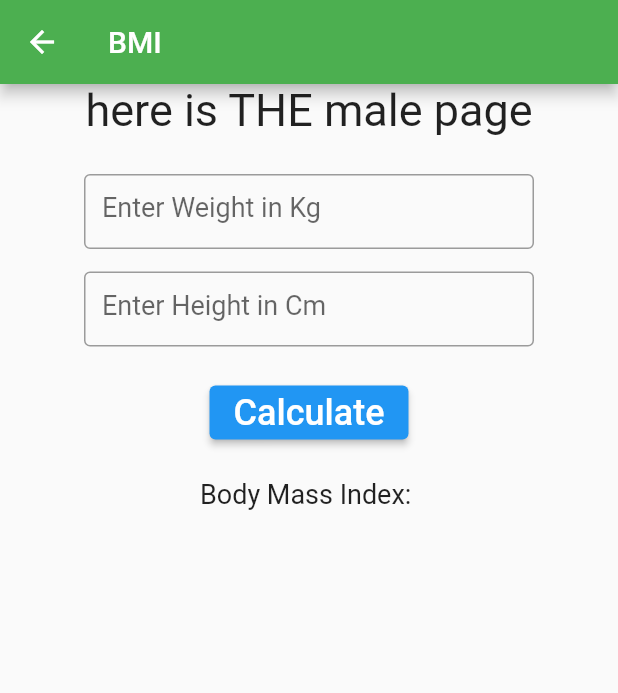
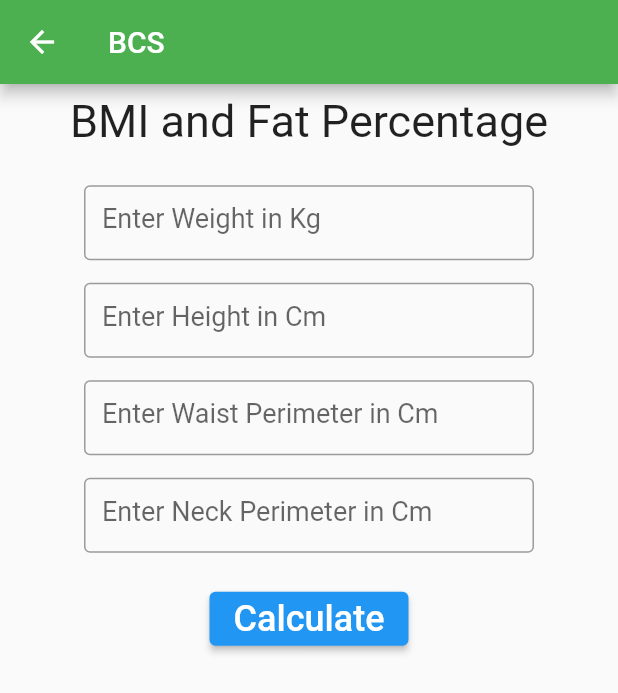
Before and after one commit to AliKomayha/HealthMate_Calc, a Flutter app: the bmiPage screen opened directly, on a phone screen of 412 x 824 dp. Shown: the top 693 px of the screen. Run offline on Flutter 3.47's test engine with Material 2 defaults, Android fonts, the phone set to English and light mode, and no system bars.

Commit message:
style editing

```diff
--- a/lib/bmi.dart
+++ b/lib/bmi.dart
@@ -1,9 +1,12 @@
+import 'dart:math';
 class Bmi{
 
   double weight;
   double height;
+  double waist;
+  double neck;
 
-  Bmi(this.weight, this.height);
+  Bmi(this.weight, this.height, this.waist, this.neck);
 
   @override
   String toString() {
@@ -17,6 +20,9 @@ class Bmi{
     return (weight/(height*height)).toStringAsFixed(2);
   }
 
+  String getTotalBFP(){
+    return ( (86.010 * log(waist - neck)) - (70.041 * log(height) )+ 36.76).toStringAsFixed(2);
+  }
 
 
 }
--- a/lib/bmiPage.dart
+++ b/lib/bmiPage.dart
@@ -12,36 +12,51 @@ class _bmiPageState extends State<bmiPage> {
 
   double _weight=-1;
   double _height=-1;
+  double _waist=-1;
+  double _neck=-1;
+
   String _text="";
-  Bmi _bmi = Bmi(0, 0);
+  String _state="";
+  String _fat="";
+
+  Bmi _bmi = Bmi(0, 0,0,0);
   @override
   Widget build(BuildContext context) {
 
     return Scaffold(
       appBar: AppBar(
-        title: const Text("BMI"),
+        title: const Text("BCS"),
         backgroundColor: Colors.green,
       ),
 
       body: Center( child: Column(
+        // mainAxisAlignment: MainAxisAlignment.center,
         children:[
-            const Text("here is THE male page", style: TextStyle(fontSize: 30),),
-            const SizedBox( height: 25.0,),
+            SizedBox( height: 7.5,),
+            const Text("BMI and Fat Percentage", style: TextStyle(fontSize: 30),),
+            SizedBox( height: 25.0,),
             MyTextField(f: updateWeight, hint: 'Enter Weight in Kg',),
-            const SizedBox( height: 15.0,),
+            SizedBox( height: 15.0,),
             MyTextField(f:updateHeight, hint:"Enter Height in Cm",),
+            SizedBox( height: 15.0,),
+            MyTextField(f:updateWaist, hint:"Enter Waist Perimeter in Cm",),
+            SizedBox( height: 15.0,),
+            MyTextField(f:updateNeck, hint:"Enter Neck Perimeter in Cm",),
 
           const SizedBox(height: 20.0,),
-          ElevatedButton(onPressed: () {updateBmi();}, child: Text('Calculate', style: TextStyle(fontSize: 24.0),)),
+          ElevatedButton(onPressed: () {updateBmi(); updateState();updateBFP();}, child: Text('Calculate', style: TextStyle(fontSize: 24.0),)),
+          const SizedBox(height: 40.0,),
+          Text('$_text', style: const TextStyle(fontSize: 18.0)),
           const SizedBox(height: 20.0,),
-          Text('Body Mass Index: $_text', style: const TextStyle(fontSize: 18.0)),
+         Text('$_state', style: const TextStyle(fontSize: 18.0),),
 
          /// ////////////// add here the state of the result //////////////////////////////
-
+          const SizedBox(height: 40.0,),
+          Text('$_fat', style: const TextStyle(fontSize: 18.0)),
 
 
           ],
-      )),
+      ),),
     );
   }//build
 
@@ -63,13 +78,49 @@ class _bmiPageState extends State<bmiPage> {
       _height=double.parse(height);
     }
   }
+  void updateWaist(String waist){
+    if (waist.trim()==''){
+      _waist=-1;
+    }
+    else
+    {
+      _waist=double.parse(waist);
+    }
+  }
+  void updateNeck(String neck){
+    if (neck.trim()==''){
+      _neck=-1;
+    }
+    else
+    {
+      _neck=double.parse(neck);
+    }
+  }
   void updateBmi(){
-    _bmi = Bmi(_weight, _height);
+    _bmi = Bmi(_weight, _height, _waist,_neck);
     String bmiResult = _bmi.getTotalBMI();
     setState(() {
-      _text = 'BMI = $bmiResult';
+      _text = 'Body Mass Index: $bmiResult';
     });
 
+  }
+  void updateState(){
+    _bmi = Bmi(_weight, _height, _waist,_neck);
+    double Total= double.parse(_bmi.getTotalBMI());
+    String s="";
+    if(Total<18.5){ s='You are underweight.';}else if(Total>=18.5 && Total<25){s='Your weight is within the normal range.'; }else if(Total>=25 && Total<30){s='You are overweight. Go to a dietitian.';}else if(Total>=30){s='You are in the obesity range. Get some help!';}
+    setState(() {
+      _state=' $s ';
+    });
+  }
+  void updateBFP(){
+    _bmi = Bmi(_weight, _height, _waist,_neck);
+    String bfpResult= _bmi.getTotalBFP();
+    setState(() {
+      _fat= 'Your Body Fat Percentage: $bfpResult %';
+    });
+
+    ///
   }
 } // state
 
--- a/lib/idealPage.dart
+++ b/lib/idealPage.dart
@@ -17,14 +17,14 @@ class _idealPageState extends State<idealPage> {
   Widget build(BuildContext context) {
     return Scaffold(
       appBar: AppBar(
-        title: const Text("Female Page"),
+        title: const Text("Ideal Body Weight"),
       ),
 
       body:   Center( child: Column(
         children:[
 
           SizedBox(height: 25.0,),
-          Text("here is THE female page", style: TextStyle(fontSize: 30),),
+          Text("The Excellent Weight for your Body ", style: TextStyle(fontSize: 24),),
           SizedBox(height: 25.0),
           MyTextField(f:updateHeight, hint:"Enter Height in Cm",),
           SizedBox(height: 25.0),
@@ -32,7 +32,7 @@ class _idealPageState extends State<idealPage> {
           SizedBox(height: 25.0),
           ElevatedButton(onPressed: () {updateIdeal();}, child: Text('Calculate', style: TextStyle(fontSize: 24.0),)),
           SizedBox(height: 25.0),
-          Text('Your Ideal body Weight= $_text KG', style: const TextStyle(fontSize: 18.0)),
+          Text('$_text ', style: const TextStyle(fontSize: 18.0)),
 
         ],
       )),
@@ -55,7 +55,7 @@ class _idealPageState extends State<idealPage> {
     _ideal = Ideal(_height,_ideal.gender);
     String idealResult = _ideal.getIdealWeight();
     setState(() {
-      _text = '$idealResult';
+      _text = 'Your Ideal body Weight= $idealResult KG';
     });
 
   }
--- a/lib/tenPage.dart
+++ b/lib/tenPage.dart
@@ -30,10 +30,10 @@ class _tenPageState extends State<tenPage> {
         backgroundColor: Colors.redAccent,
       ),
 
-      body: Center( child: Column(
-          children: [
+      body: SingleChildScrollView( /*Center(*/ child: Column(
+         children: [
             const Text("Total Energy Needs Per Day", style: TextStyle(fontSize: 30),),
-            SizedBox(height: 25.0),
+            const SizedBox(height: 25.0),
             MyTextField(f:updateHeight, hint:"Enter Your Height in Cm",),
             SizedBox(height: 25.0),
             MyTextField(f:updateWeight, hint:"Enter Your Weight in Kg",),
@@ -46,7 +46,7 @@ class _tenPageState extends State<tenPage> {
             SizedBox(height: 25.0),
             ElevatedButton(onPressed: () {updateTen();}, child: Text('Calculate', style: TextStyle(fontSize: 24.0),)),
             SizedBox(height: 25.0),
-            Text('The energy your body needs = $_text KCal/day', style: const TextStyle(fontSize: 18.0)),
+            Text('$_text ', style: const TextStyle(fontSize: 18.0)),
 
           ],
       ),),
@@ -93,7 +93,7 @@ class _tenPageState extends State<tenPage> {
     _ten=Ten(_height,_weight,_age,_ten.gender,_ten.activity);
     String tenResult= _ten.getTEN();
     setState(() {
-      _text= '$tenResult';
+      _text= 'Your body needs = $tenResult KCal/day';
     });
   }
 }// state
```
Also changed, not shown: lib/home.dart (+5 -5 lines).
